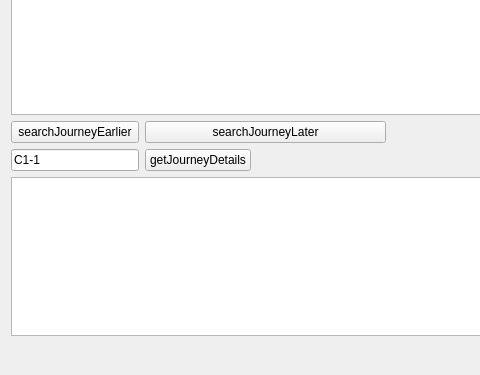
Qt form src/gui/desktop-test/mainwindow.ui (smurfy/fahrplan) before a commit; both pictures show x 0 to 480 and y 275 to 650 of the 676 by 650 pixel window.
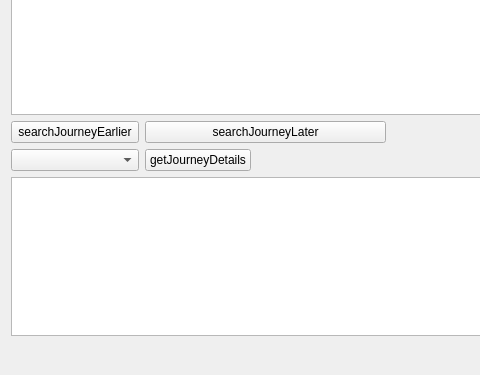
The same form after that commit.

Commit message: use a combobox to hold result IDs

What changed in the file:
```diff
--- a/src/gui/desktop-test/mainwindow.ui
+++ b/src/gui/desktop-test/mainwindow.ui
@@ -98,11 +98,7 @@
      </widget>
     </item>
     <item row="5" column="0" colspan="2">
-     <widget class="QLineEdit" name="journeyResultItemId">
-      <property name="text">
-       <string>C1-1</string>
-      </property>
-     </widget>
+     <widget class="QComboBox" name="journeyResultItemIds"/>
     </item>
     <item row="5" column="2" colspan="2">
      <widget class="QPushButton" name="getJourneyDetails">
```
The commit also changes 1 other file.
